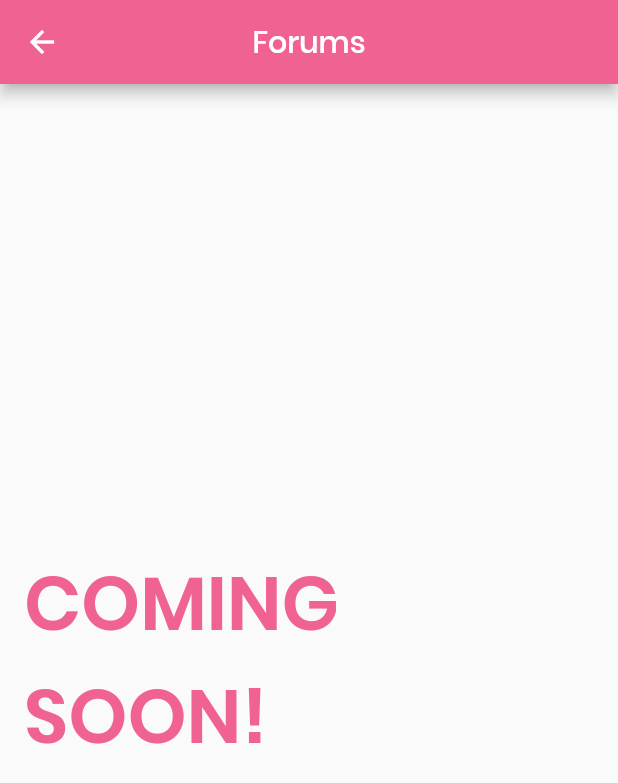
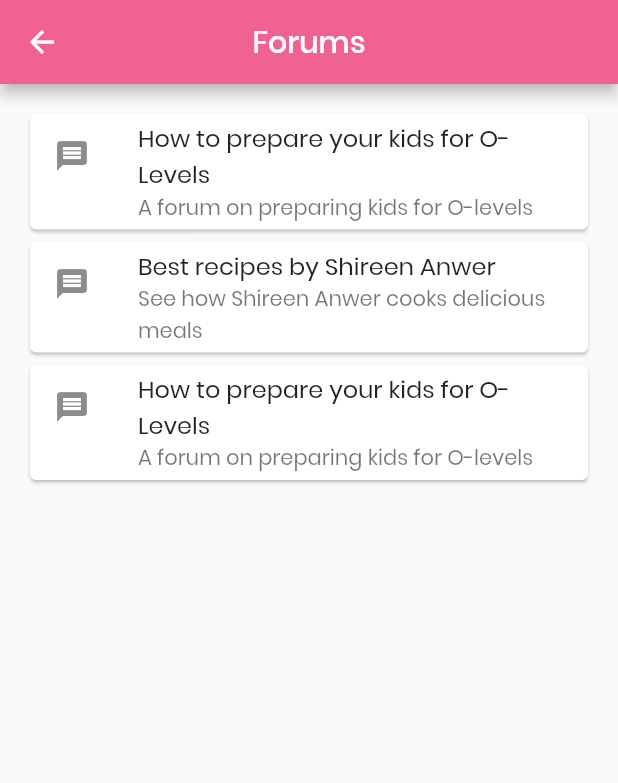
Before and after one commit to abuzar-rasool/khud_mukhtar, a Flutter app: the Forums screen opened directly, on a phone screen of 412 x 824 dp. Shown: the top 783 px of the screen. Run offline on Flutter 3.47's test engine with Material 2 defaults, Android fonts, the phone set to English and light mode, and no system bars; our stand-ins replace flutter_rating_bar, font_awesome_flutter, image_picker.

```diff
--- a/lib/src/screens/forums/forum.dart
+++ b/lib/src/screens/forums/forum.dart
@@ -1,6 +1,7 @@
 import 'package:flutter/material.dart';
 import 'package:khud_mukhtar/src/screens/NotificationScreen/data.dart';
 import 'package:khud_mukhtar/src/components/HomeScreenComponents/drawer/oval-right-clipper.dart';
+import 'package:khud_mukhtar/src/screens/forums/forumpost.dart';
 
 
 import '../home_screen.dart';
@@ -30,10 +31,46 @@ class _Forums extends State<Forums> {
       body: SafeArea(
         child: Padding(
           padding: const EdgeInsets.all(16.0),
-          child: Center(
-            child:Container(alignment:Alignment.center
-                ,child: Text('COMING SOON!', style: TextStyle(fontWeight: FontWeight.bold, fontSize: 50,color: Colors.pink[300]),))
-            ,
+          child: ListView(
+            children: <Widget>[
+              InkWell(
+                onTap: (){
+                  Navigator.push(context, MaterialPageRoute(
+                      builder: (BuildContext context) {
+                        return ForumDetailPage();
+                      }));
+                },
+                child: Card(
+                  child: ListTile(
+                    leading: Icon(Icons.message),
+                    title: Text('How to prepare your kids for O-Levels'),
+                    subtitle: Text('A forum on preparing kids for O-levels'),
+                  ),
+                ),
+              ),
+              InkWell(
+                onTap: (){},
+                child: Card(
+                  child: ListTile(
+                    leading: Icon(Icons.message),
+                    title: Text('Best recipes by Shireen Anwer'),
+                    subtitle: Text('See how Shireen Anwer cooks delicious meals'),
+
+                  ),
+                ),
+              ),
+              InkWell(
+                onTap: (){},
+                child: Card(
+                  child: ListTile(
+                    leading: Icon(Icons.message),
+                    title: Text('How to prepare your kids for O-Levels'),
+                    subtitle: Text('A forum on preparing kids for O-levels'),
+                  ),
+                ),
+              ),
+
+            ],
           ),
         ),
       )
--- a/pubspec.yaml
+++ b/pubspec.yaml
@@ -30,6 +30,8 @@ dependencies:
   font_awesome_flutter: ^8.5.0
   flutter_rating_bar: ^3.0.1+1
   image_picker: ^0.6.1+11
+  firebase_ml_vision: ^0.9.3+5
+#  camera: ^0.5.7+4
 dev_dependencies:
   flutter_test:
     sdk: flutter
```
Also changed, not shown: lib/src/screens/forums/forumpost.dart (added, +186 -0 lines), lib/src/screens/home_screen.dart (+22 -0 lines), lib/src/screens/login_screen.dart (+17 -13 lines), lib/src/screens/rating.dart (+22 -0 lines), lib/src/screens/search_screen.dart (+6 -6 lines), pubspec.lock, 3 other files.
